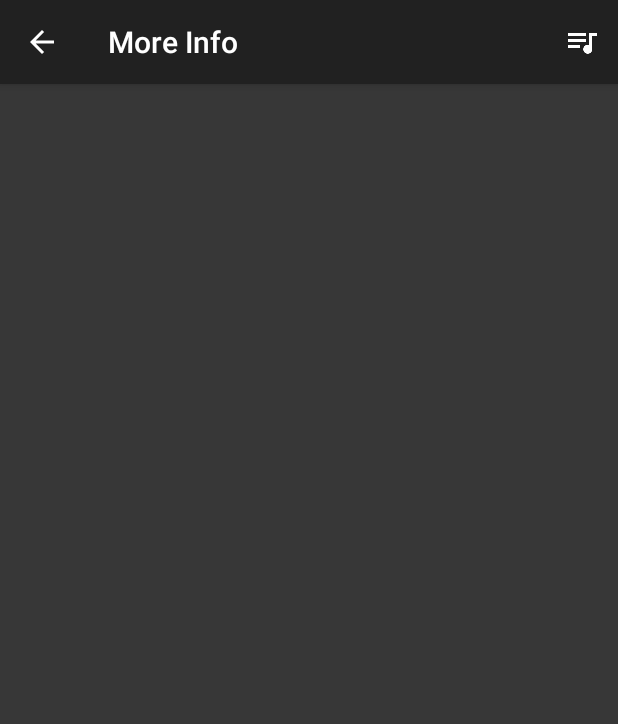
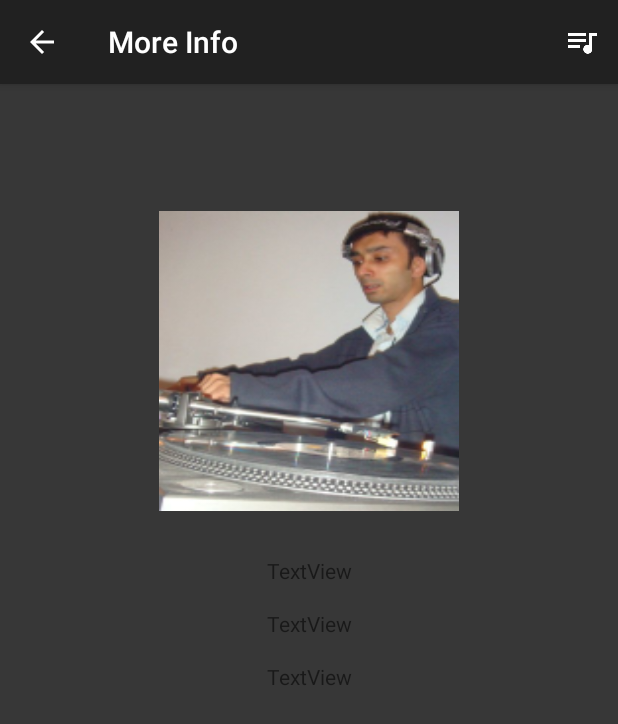
Before and after one commit to fruitcakej/FunkyPod, an Android app: the MoreInfo screen opened directly, with no data from a screen before it, on a phone screen of 412 x 824 dp. Shown: the top 724 px of the screen. Run offline under Robolectric (Android 15) with nearby library versions, the phone set to English and light mode, and no system bars.

Commit message:
Building other activities

```diff
--- a/app/src/main/java/com/example/android/funkypod/MainActivity.java
+++ b/app/src/main/java/com/example/android/funkypod/MainActivity.java
@@ -1,13 +1,14 @@
 package com.example.android.funkypod;
 
+import android.content.Intent;
 import android.os.Bundle;
-import android.support.v7.app.ActionBar;
 import android.support.v7.app.AppCompatActivity;
 import android.support.v7.widget.Toolbar;
-import android.view.View;
 import android.view.Menu;
 import android.view.MenuItem;
+import android.view.View;
 import android.widget.ListView;
+import android.widget.TextView;
 
 import java.util.ArrayList;
 
@@ -20,6 +21,24 @@ public class MainActivity extends AppCompatActivity {
         Toolbar toolbar = (Toolbar) findViewById(R.id.toolbar);
         setSupportActionBar(toolbar);
         getSupportActionBar().setTitle(null);
+
+        // Find the View that shows the data we require.
+        TextView infoTextView = (TextView) findViewById(R.id.info);
+
+        // Set a click listener on view
+        if (infoTextView != null)
+            infoTextView.setOnClickListener(new View.OnClickListener() {
+
+                @Override
+                public void onClick(View v) {
+                    Intent moreInfoIntent = new Intent(MainActivity.this, MoreInfo.class);
+                    startActivity(moreInfoIntent);
+
+
+
+                }
+            });
+
 
         // Create an arraylist of the available mixes / podcasts available
         ArrayList<Mixes> availableMixes = new ArrayList<Mixes>();
@@ -81,9 +100,12 @@ public class MainActivity extends AppCompatActivity {
 
         //noinspection SimplifiableIfStatement
         if (id == R.id.showPlaylistIcon) {
+            startActivity(new Intent(this, ViewPlaylist.class));
             return true;
         }
 
         return super.onOptionsItemSelected(item);
     }
+
+
 }
--- a/app/src/main/java/com/example/android/funkypod/Mixes.java
+++ b/app/src/main/java/com/example/android/funkypod/Mixes.java
@@ -24,6 +24,7 @@ public class Mixes {
      * @param mixName is the name of the mix / podcast created by the artist
      * @param artistName is the name of the artist / group who created the podcast / mix
      * @param info is the information about the mix / podcast
+     * @param imageResourceId contains the image resource for the mix/podcast
      */
     public Mixes(String mixName, String artistName, String info, int imageResourceId) {
         mMixName = mixName;
--- a/app/src/main/java/com/example/android/funkypod/MoreInfo.java
+++ b/app/src/main/java/com/example/android/funkypod/MoreInfo.java
@@ -15,6 +15,7 @@ public class MoreInfo extends AppCompatActivity {
     protected void onCreate(Bundle savedInstanceState) {
         super.onCreate(savedInstanceState);
         setContentView(R.layout.activity_more_info);
+
         Toolbar toolbar = (Toolbar) findViewById(R.id.toolbar);
         setSupportActionBar(toolbar);
         getSupportActionBar().setDisplayHomeAsUpEnabled(true);
--- a/app/src/main/java/com/example/android/funkypod/ViewPlaylist.java
+++ b/app/src/main/java/com/example/android/funkypod/ViewPlaylist.java
@@ -19,6 +19,7 @@ public class ViewPlaylist extends AppCompatActivity {
         setSupportActionBar(toolbar);
         getSupportActionBar().setDisplayHomeAsUpEnabled(true);
         getSupportActionBar().setTitle("Playlist");
+
     }
 
     @Override
@@ -43,4 +44,15 @@ public class ViewPlaylist extends AppCompatActivity {
         return super.onOptionsItemSelected(item);
     }
 
+
+    /* Code to hide the playlist icon when actually in the playlist activity
+    */
+    @Override
+    public boolean onPrepareOptionsMenu(Menu menu) {
+        super.onPrepareOptionsMenu(menu);
+        if (menu.findItem(R.id.showPlaylistIcon) != null)
+            menu.findItem(R.id.showPlaylistIcon).setVisible(false);
+        return true;
+    }
+
 }
--- a/app/src/main/res/layout/content_more_info.xml
+++ b/app/src/main/res/layout/content_more_info.xml
@@ -8,4 +8,60 @@
     tools:context="com.example.android.funkypod.MoreInfo"
     tools:showIn="@layout/activity_more_info">
 
+    <ImageView
+        android:id="@id/mix_icon"
+        android:layout_width="200dp"
+        android:layout_height="200dp"
+        android:layout_marginTop="8dp"
+        android:scaleType="fitXY"
+        app:layout_constraintEnd_toEndOf="parent"
+        app:layout_constraintStart_toStartOf="parent"
+        app:layout_constraintTop_toTopOf="@+id/guideline2"
+        app:srcCompat="@drawable/dee"
+        android:contentDescription="@string/mix_icon" />
+
+    <android.support.constraint.Guideline
+        android:id="@+id/guideline2"
+        android:layout_width="wrap_content"
+        android:layout_height="0dp"
+        android:orientation="horizontal"
+        app:layout_constraintGuide_percent="0.10" />
+
+    <TextView
+        android:id="@id/mixName"
+        android:layout_width="wrap_content"
+        android:layout_height="wrap_content"
+        android:layout_marginEnd="@dimen/lToR"
+        android:layout_marginStart="@dimen/lToR"
+        android:layout_marginTop="30dp"
+        android:text="TextView"
+        app:layout_constraintEnd_toEndOf="parent"
+        app:layout_constraintStart_toStartOf="parent"
+        app:layout_constraintTop_toBottomOf="@+id/mix_icon" />
+
+    <TextView
+        android:id="@id/info"
+        android:layout_width="wrap_content"
+        android:layout_height="wrap_content"
+        android:layout_marginEnd="@dimen/lToR"
+        android:layout_marginStart="@dimen/lToR"
+        android:layout_marginTop="@dimen/activity_vertical_margin"
+        android:text="TextView"
+        app:layout_constraintEnd_toEndOf="parent"
+        app:layout_constraintStart_toStartOf="parent"
+        app:layout_constraintTop_toBottomOf="@+id/mixName" />
+
+    <TextView
+        android:id="@id/artistName"
+        android:layout_width="wrap_content"
+        android:layout_height="wrap_content"
+        android:layout_marginEnd="@dimen/lToR"
+        android:layout_marginStart="@dimen/lToR"
+        android:layout_marginTop="@dimen/activity_vertical_margin"
+        android:text="TextView"
+        app:layout_constraintEnd_toEndOf="parent"
+        app:layout_constraintStart_toStartOf="parent"
+        app:layout_constraintTop_toBottomOf="@+id/info" />
+
+
 </android.support.constraint.ConstraintLayout>
--- a/app/src/main/res/layout/list_item.xml
+++ b/app/src/main/res/layout/list_item.xml
@@ -12,8 +12,9 @@
         android:id="@+id/mix_icon"
         android:layout_width="50dp"
         android:layout_height="50dp"
-        android:paddingRight="@dimen/list_items"
-        android:scaleType="fitXY"/>
+        android:layout_marginRight="@dimen/list_items"
+        android:scaleType="fitXY"
+        android:contentDescription="@string/mix_icon" />
 
     <LinearLayout
         android:layout_width="0dp"
--- a/app/src/main/res/values/dimens.xml
+++ b/app/src/main/res/values/dimens.xml
@@ -3,4 +3,5 @@
     <dimen name="activity_horizontal_margin">8dp</dimen>
     <dimen name="activity_vertical_margin">16dp</dimen>
     <dimen name="list_items">8dp</dimen>
+    <dimen name="lToR">16dp</dimen>
 </resources>
--- a/app/src/main/res/values/strings.xml
+++ b/app/src/main/res/values/strings.xml
@@ -5,4 +5,5 @@
     <string name="title_activity_playlist">playlist</string>
     <string name="title_activity_view_playlist">ViewPlaylist</string>
     <string name="title_activity_more_info">MoreInfo</string>
+    <string name="mix_icon">Image for mix/playlist</string>
 </resources>
```
